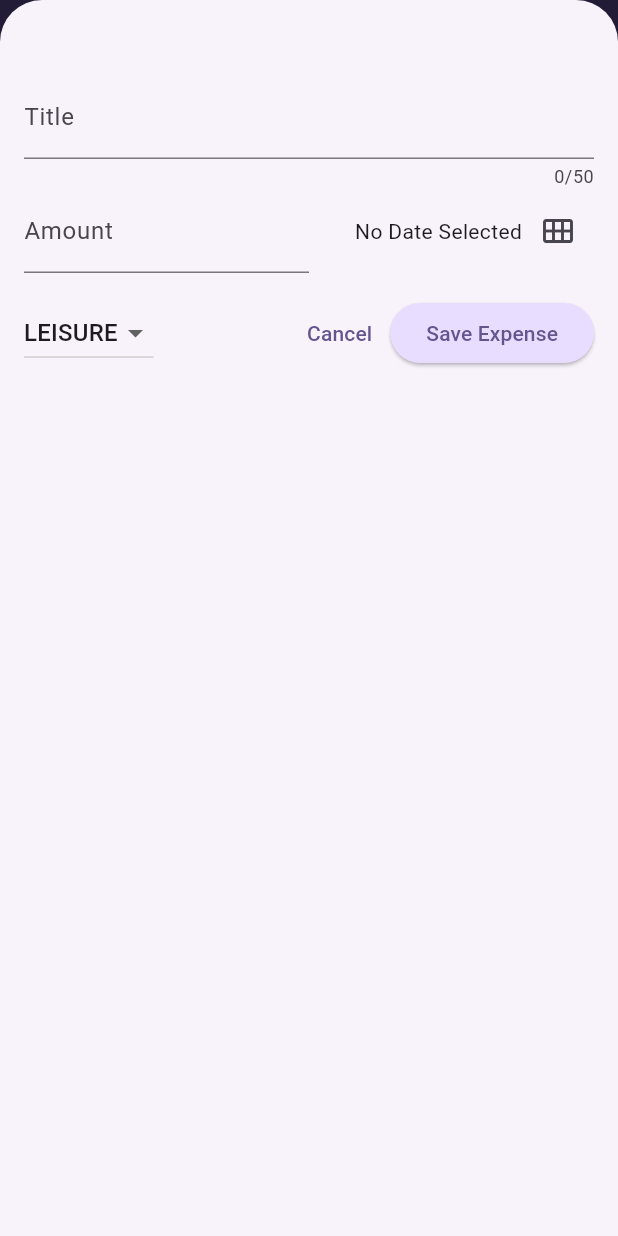
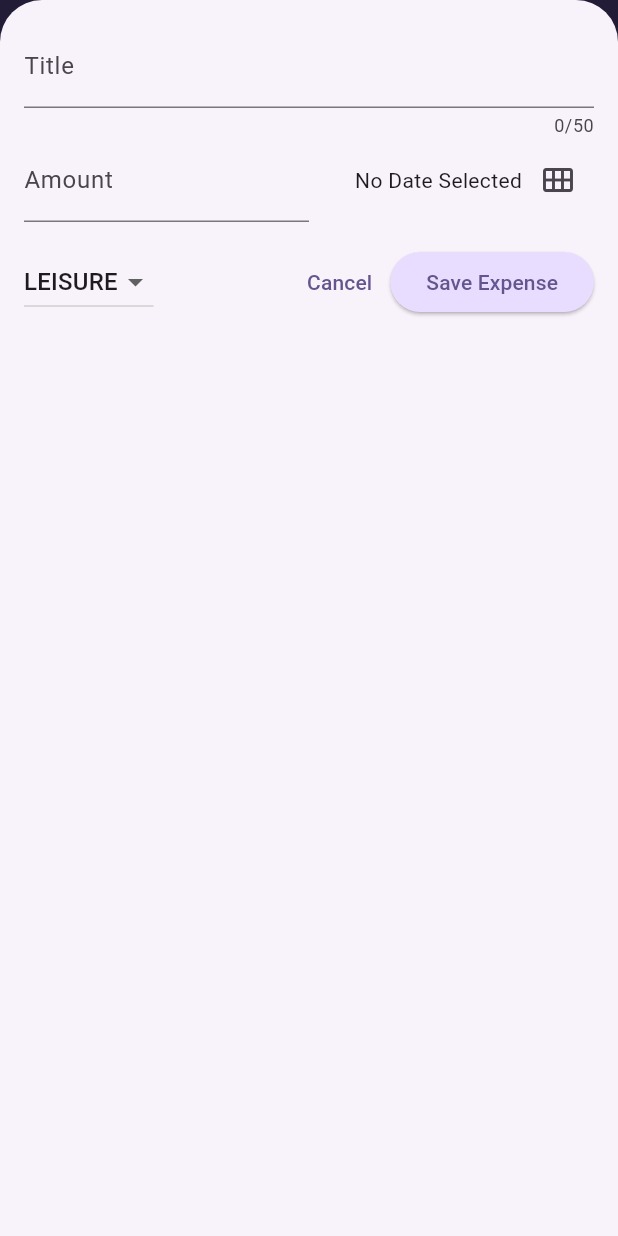
Before and after one commit to marwanashraf56/ExpenseApp, a Flutter app: the screen it shows after launch, after a tap on the "add" icon, on a phone screen of 412 x 824 dp. Run offline on Flutter 3.47's test engine with Material 3 defaults, Android fonts, the phone set to English and light mode, and no system bars; missing offline and left inert: dart:ffi.

Commit message:
Added Some Responsivness

```diff
--- a/lib/widgets/expenses.dart
+++ b/lib/widgets/expenses.dart
@@ -30,6 +30,7 @@ class _Expense extends State<Expenses> {
 
   void _openAddExpenseModalSheet() {
     showModalBottomSheet(
+      useSafeArea: true,
       isScrollControlled: true,
       context: context,
       builder: (ctx) => NewExpense(
@@ -70,6 +71,7 @@ class _Expense extends State<Expenses> {
     Widget mainContent = const Center(
       child: Text('No Expenses added'),
     );
+    final availableWidth = MediaQuery.of(context).size.width;
 
     if (registerExpenses.isNotEmpty) {
       mainContent = ExpensesList(
@@ -87,9 +89,18 @@ class _Expense extends State<Expenses> {
           ),
         ],
       ),
-      body: Column(
+      body: availableWidth < 600
+          ? Column(
               children: [
                 Chart(expenses: registerExpenses),
+                Expanded(
+                  child: mainContent,
+                ),
+              ],
+            )
+          : Row(
+              children: [
+                Expanded(child: Chart(expenses: registerExpenses)),
                 Expanded(
                   child: mainContent,
                 ),
--- a/lib/widgets/new_expense.dart
+++ b/lib/widgets/new_expense.dart
@@ -74,8 +74,12 @@ class _NewExpense extends State<NewExpense> {
 
   @override
   Widget build(BuildContext context) {
-    return Padding(
-      padding: const EdgeInsets.fromLTRB(16, 50, 16, 16),
+    final bottomSpace = MediaQuery.of(context).viewInsets.bottom;
+    return SizedBox(
+      height: double.infinity,
+      child: SingleChildScrollView(
+        child: Padding(
+          padding: EdgeInsets.fromLTRB(16, 16, 16, bottomSpace + 16),
           child: Column(
             children: [
               TextField(
@@ -157,6 +161,8 @@ class _NewExpense extends State<NewExpense> {
               )
             ],
           ),
+        ),
+      ),
     );
   }
 }
```
Also changed, not shown: lib/main.dart (+8 -0 lines). Lines whose indentation alone changed are shown as unchanged.
